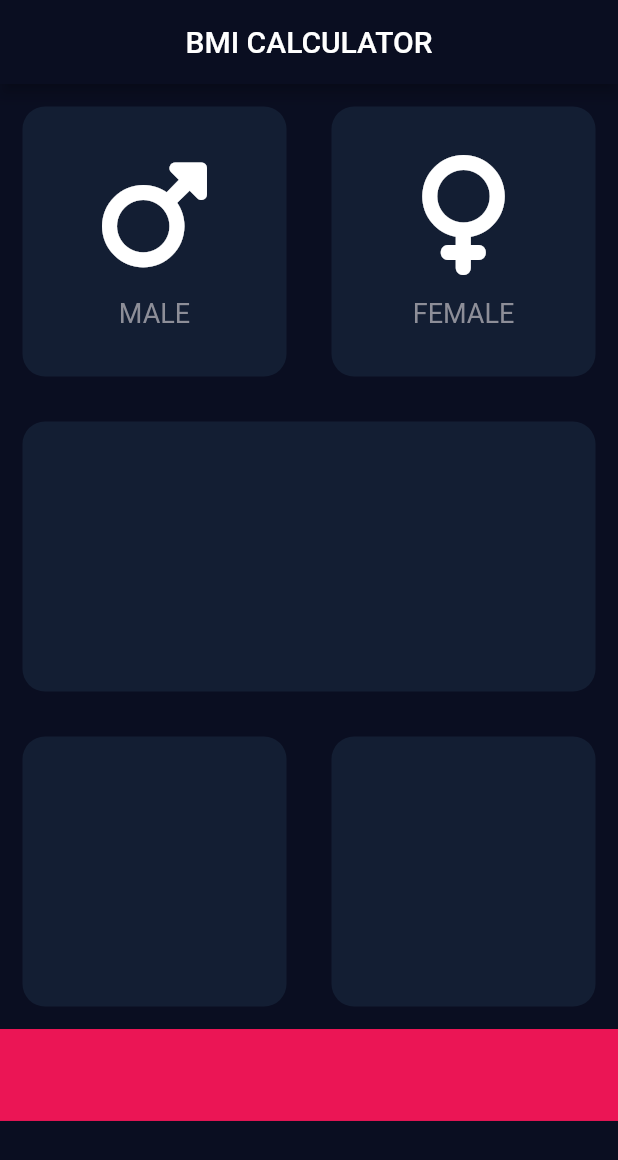
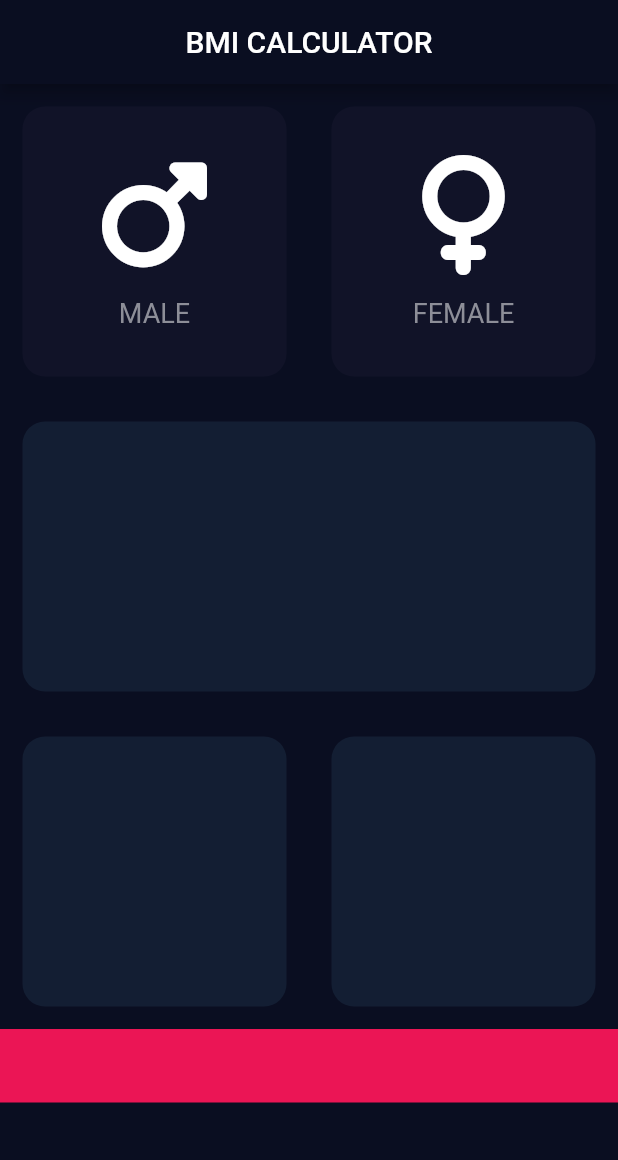
Before and after one commit to Abhi902/BMI-CALCULATOR, a Flutter app: the screen it shows after launch, on a phone screen of 412 x 824 dp. Shown: the top 1160 px of the screen. Run offline on Flutter 3.47's test engine with Material 2 defaults, Android fonts, the phone set to English and light mode, and no system bars; our stand-ins replace font_awesome_flutter.

Commit message:
fifth commit

```diff
--- /dev/null
+++ b/lib/icon.dart
@@ -0,0 +1,32 @@
+import 'package:flutter/material.dart';
+
+class reusablecardchilds extends StatelessWidget {
+  @override
+  IconData? icon;
+  String txt = '';
+
+  reusablecardchilds(IconData ic, String tx) {
+    this.icon = ic;
+    this.txt = tx;
+  }
+
+  Widget build(BuildContext context) {
+    return Column(
+      mainAxisAlignment: MainAxisAlignment.center,
+      children: <Widget>[
+        Icon(
+          icon,
+          size: 80,
+        ),
+        SizedBox(height: 15),
+        Text(
+          txt,
+          style: TextStyle(
+            fontSize: 18.0,
+            color: Color(0xFF8D8E98),
+          ),
+        ),
+      ],
+    );
+  }
+}
--- a/lib/main.dart
+++ b/lib/main.dart
@@ -1,20 +1,31 @@
 import 'package:flutter/material.dart';
 import 'package:font_awesome_flutter/font_awesome_flutter.dart';
+import 'icon.dart';
+import 'package:bmi/reusable.dart';
 
 const bottomheight = 80;
 const activecardcolor = Color(0xff131e33);
+const inactivecardcolor = Color(0xFF111328);
 void main() {
-  runApp(const MyApp());
+  runApp(MyApp());
+}
+
+enum Gender {
+  male,
+  female,
 }
 
 class MyApp extends StatefulWidget {
-  const MyApp({Key? key}) : super(key: key);
-
   @override
   State<MyApp> createState() => _MyAppState();
 }
 
 class _MyAppState extends State<MyApp> {
+  Color malecardcolor = inactivecardcolor;
+  Color femalecardcolor = inactivecardcolor;
+
+  Gender? seletedgender;
+
   @override
   Widget build(BuildContext context) {
     return MaterialApp(
@@ -36,14 +47,28 @@ class _MyAppState extends State<MyApp> {
               children: <Widget>[
                 Expanded(
                   child: reusablewidget(
-                    colour: activecardcolor,
+                    onpressed: () {
+                      setState(() {
+                        seletedgender = Gender.male;
+                      });
+                    },
+                    colour: seletedgender == Gender.male
+                        ? activecardcolor
+                        : inactivecardcolor,
                     cardchild:
                         reusablecardchilds(FontAwesomeIcons.mars, 'MALE'),
                   ),
                 ),
                 Expanded(
                   child: reusablewidget(
-                    colour: activecardcolor,
+                    onpressed: () {
+                      setState(() {
+                        seletedgender = Gender.female;
+                      });
+                    },
+                    colour: seletedgender == Gender.female
+                        ? activecardcolor
+                        : inactivecardcolor,
                     cardchild:
                         reusablecardchilds(FontAwesomeIcons.venus, 'FEMALE'),
                   ),
@@ -73,7 +98,7 @@ class _MyAppState extends State<MyApp> {
                   child: Container(
                     color: Color(0xFFeb1555),
                     width: double.infinity,
-                    height: 61.3,
+                    height: 49,
                   ),
                 )
               ],
@@ -84,53 +109,3 @@ class _MyAppState extends State<MyApp> {
     );
   }
 }
-
-class reusablecardchilds extends StatelessWidget {
-  @override
-  IconData? icon;
-  String txt = '';
-
-  reusablecardchilds(IconData ic, String tx) {
-    this.icon = ic;
-    this.txt = tx;
-  }
-
-  Widget build(BuildContext context) {
-    return Column(
-      mainAxisAlignment: MainAxisAlignment.center,
-      children: <Widget>[
-        Icon(
-          icon,
-          size: 80,
-        ),
-        SizedBox(height: 15),
-        Text(
-          txt,
-          style: TextStyle(
-            fontSize: 18.0,
-            color: Color(0xFF8D8E98),
-          ),
-        ),
-      ],
-    );
-  }
-}
-
-class reusablewidget extends StatelessWidget {
-  reusablewidget({required this.colour, this.cardchild});
-  Color colour;
-  Widget? cardchild;
-  @override
-  Widget build(BuildContext context) {
-    return Container(
-      margin: EdgeInsets.all(15),
-      decoration: BoxDecoration(
-        borderRadius: BorderRadius.circular(15),
-        color: colour,
-      ),
-      child: cardchild,
-      height: 180,
-      width: 150,
-    );
-  }
-}
--- /dev/null
+++ b/lib/reusable.dart
@@ -0,0 +1,24 @@
+import 'package:flutter/material.dart';
+
+class reusablewidget extends StatelessWidget {
+  reusablewidget({required this.colour, this.cardchild, this.onpressed});
+  Color colour;
+  Widget? cardchild;
+  final VoidCallback? onpressed;
+  @override
+  Widget build(BuildContext context) {
+    return GestureDetector(
+      onTap: onpressed,
+      child: Container(
+        margin: EdgeInsets.all(15),
+        decoration: BoxDecoration(
+          borderRadius: BorderRadius.circular(15),
+          color: colour,
+        ),
+        child: cardchild,
+        height: 180,
+        width: 150,
+      ),
+    );
+  }
+}
```
